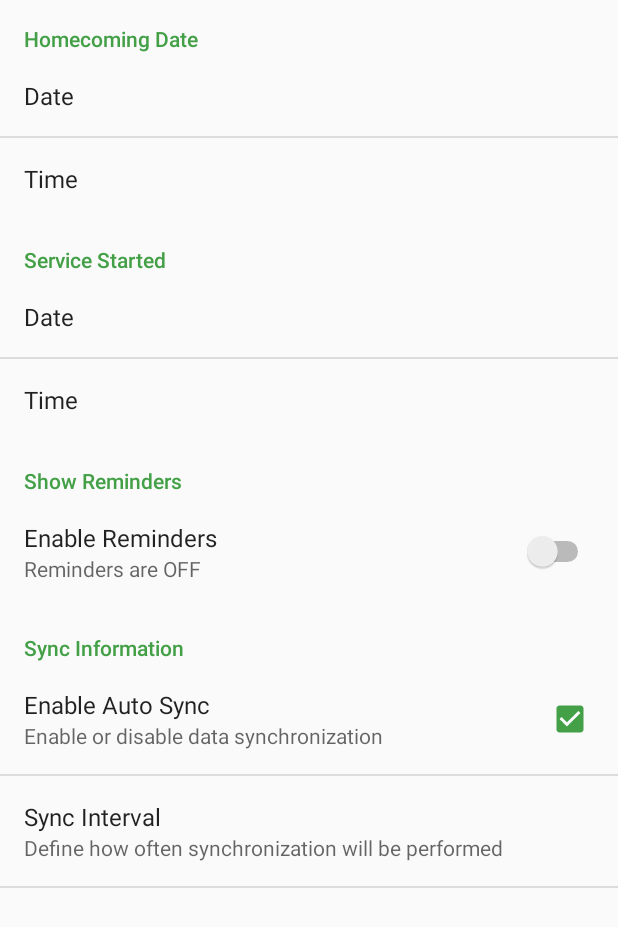
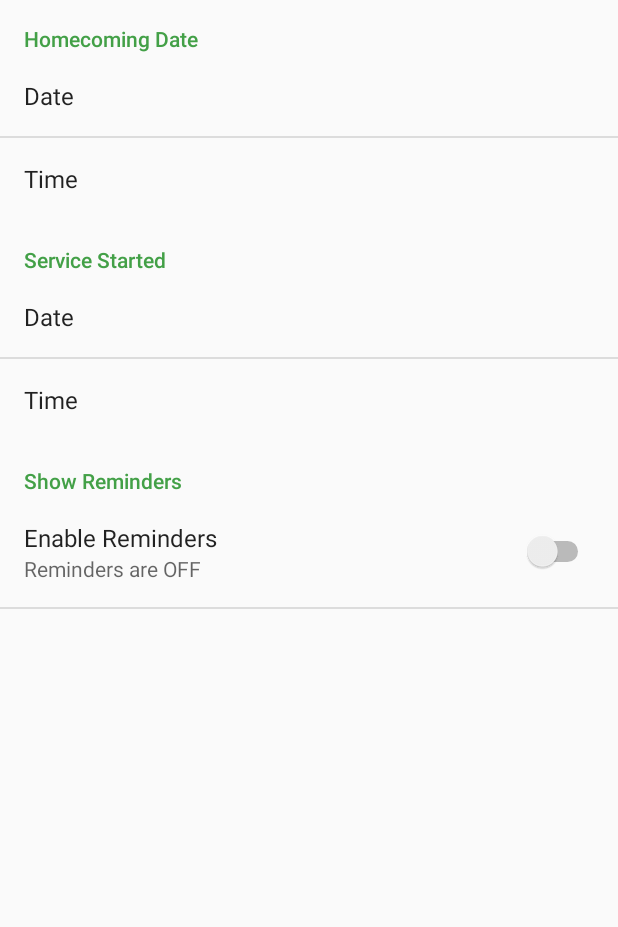
Before and after one commit to ThomasVasileiadis/SoldierCountdownPro, an Android app: the Settings screen opened directly, with no data from a screen before it, on a phone screen of 412 x 824 dp. Shown: the top 927 px of the screen. Run offline under Robolectric (Android 15) with nearby library versions, the phone set to English and light mode, and no system bars; libraries missing offline, so code that uses them is left out: net.danlew.android.

Commit message:
Removed Sync Interval option.

```diff
--- a/app/src/main/res/xml/preferences.xml
+++ b/app/src/main/res/xml/preferences.xml
@@ -1,22 +1,16 @@
 <?xml version="1.0" encoding="utf-8"?>
 
 <PreferenceScreen xmlns:android="http://schemas.android.com/apk/res/android">
-
-
-
 
     <PreferenceCategory android:title="Homecoming Date">
         <com.example.soldiercountdownpro.DatePreference
             android:key="keyname"
             android:title="Date"
             android:summary="Summary" />
-
         <com.example.soldiercountdownpro.TimePreference
             android:key="keyname3"
             android:title="Time"
             android:summary="" />
-
-
     </PreferenceCategory>
 
     <PreferenceCategory android:title="Service Started">
@@ -28,7 +22,6 @@
             android:key="keyname4"
             android:title="Time"
             android:summary="" />
-
     </PreferenceCategory>
 
     <PreferenceCategory android:title="Show Reminders">
@@ -42,22 +35,4 @@
             android:title="Enable Reminders" />
     </PreferenceCategory>
 
-    <PreferenceCategory android:title="Sync Information">
-
-        <CheckBoxPreference
-            android:defaultValue="true"
-            android:key="perform_sync"
-            android:title="Enable Auto Sync"
-            android:summary="Enable or disable data synchronization"/>
-        <ListPreference
-            android:defaultValue="30"
-            android:entries="@array/updateInterval"
-            android:entryValues="@array/updateIntervalValues"
-            android:key="sync_interval"
-            android:title="Sync Interval"
-            android:dependency="perform_sync"
-            android:summary="Define how often synchronization will be performed"/>
-    </PreferenceCategory>
-
-
 </PreferenceScreen>
```
